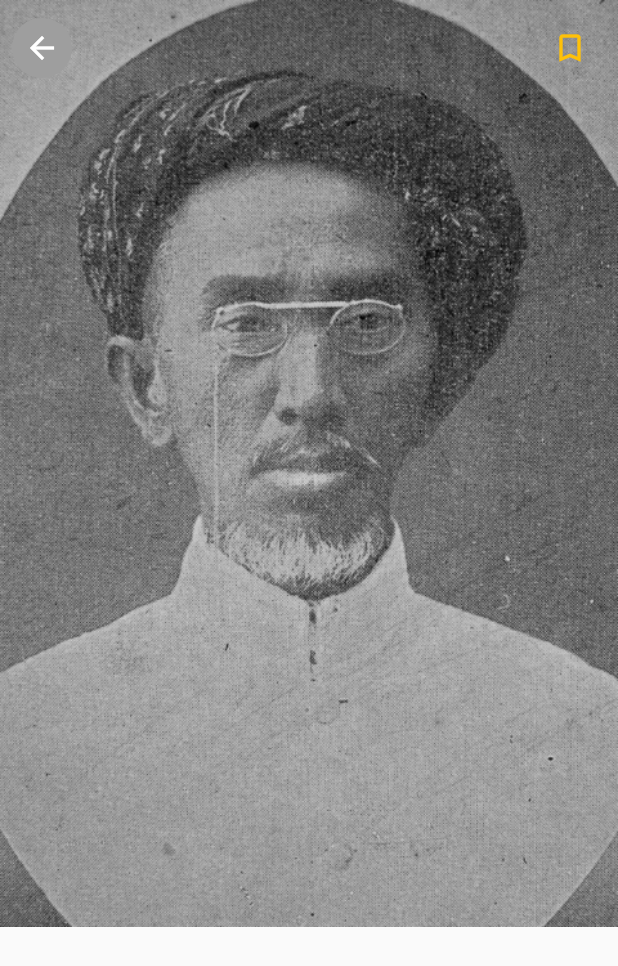
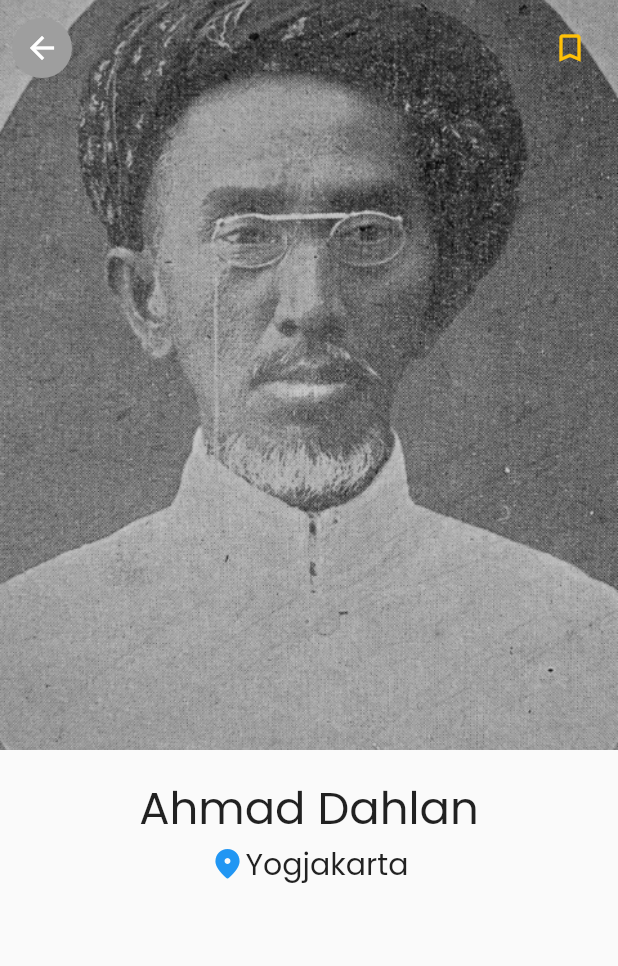
Before and after one commit to Mfuadshidqi/flutter_submission_dicoding, a Flutter app: the DetailMobilePage screen opened directly with sample values from the repository, on a phone screen of 412 x 824 dp. Shown: the top 966 px of the screen. Run offline on Flutter 3.47's test engine with Material 2 defaults, Android fonts, the phone set to English and light mode, and no system bars.

Commit message:
add detail_pahlawan (name and location)

```diff
--- a/lib/detail_pahlawan.dart
+++ b/lib/detail_pahlawan.dart
@@ -8,24 +8,10 @@ class DetailPahlawan extends StatelessWidget {
 
   @override
   Widget build(BuildContext context) {
-    return Scaffold(
-      appBar: AppBar(
-        title: Text('Detail Pahlawan'),
-      ),
-      body: SafeArea(
-        child: Column(
-          mainAxisAlignment: MainAxisAlignment.center,
-          children: <Widget>[
-            Container(
-              margin: const EdgeInsets.only(top: 20),
-              child: const Text(
-                'Detail Pahlawan',
-                style: TextStyle(fontSize: 20),
-              ),
-            )
-          ],
-        ),
-      ),
+    return LayoutBuilder(
+      builder: (BuildContext context, BoxConstraints constraints) {
+          return DetailMobilePage(pahlawan: pahlawan,);
+      },
     );
   }
 }
@@ -42,9 +28,14 @@ class DetailMobilePage extends StatelessWidget {
         child: Column(
           crossAxisAlignment: CrossAxisAlignment.stretch,
           children: <Widget>[
-            Stack(
+            Container(
+              child: Stack(
                   children: <Widget> [
-                Image.asset(pahlawan.imageAsset),
+                    Container(
+                        height: 500,
+                        width: 500,
+                        child: Image.asset(pahlawan.imageAsset, fit: BoxFit.cover)
+                    ),
                     SafeArea(
                         child: Padding(
                           padding: const EdgeInsets.all(8.0),
@@ -69,6 +60,38 @@ class DetailMobilePage extends StatelessWidget {
                         )
                     )
                   ],
+                ),
+              ),
+            Container(
+              margin: EdgeInsets.only(top: 16),
+              child: Column(
+                children:[
+                  Text(
+                    pahlawan.name,
+                    textAlign: TextAlign.center,
+                    style: TextStyle(
+                      fontSize: 30,
+                      fontFamily: 'Poppins'
+                    ),
+                  ),
+                  Row(
+                    mainAxisAlignment: MainAxisAlignment.center,
+                    children: <Widget>[
+                      Icon(
+                        Icons.location_on_rounded,
+                        color: Colors.blue,
+                      ),
+                      Text(pahlawan.origin,
+                      textAlign: TextAlign.center,
+                        style: TextStyle(
+                            fontSize: 20,
+                            fontFamily: 'Poppins'
+                        ),
+                      ),
+                    ],
+                  )
+                ],
+              ),
             )
           ],
         ),
```
Lines whose indentation alone changed are shown as unchanged.
